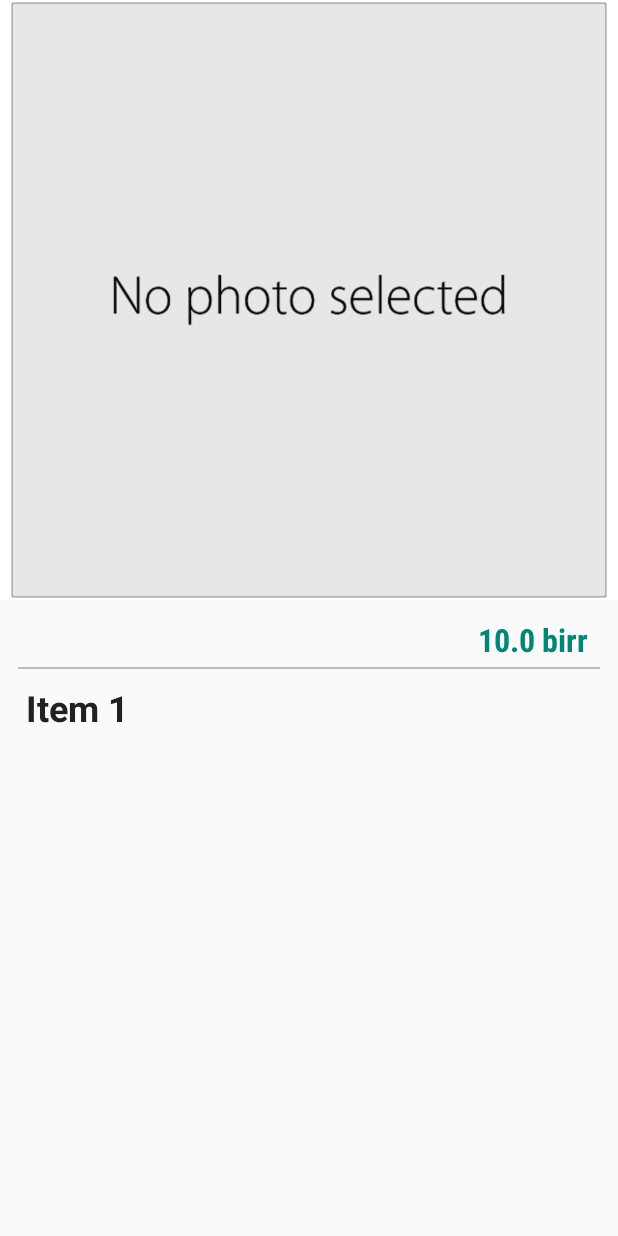
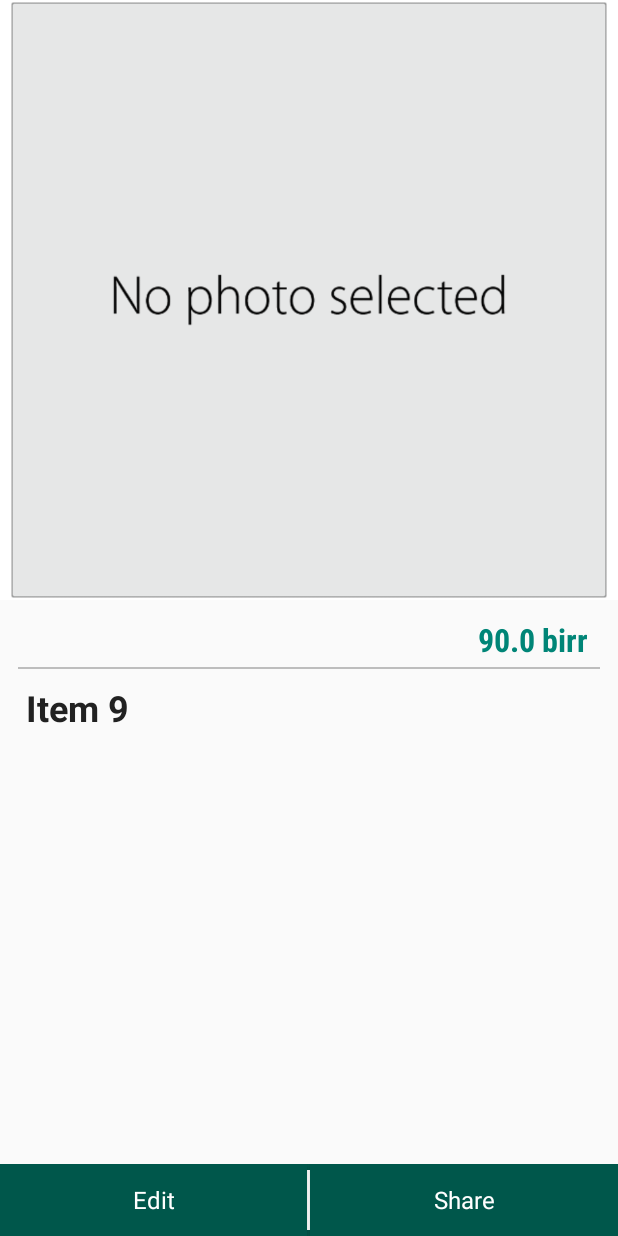
Before and after one commit to YanniTheDeveloper/SmartPriceAnalyzer, an Android app: the SingleItemView screen opened directly, with no data from a screen before it, on a phone screen of 412 x 824 dp. Run offline under Robolectric (Android 15) with nearby library versions, the phone set to English and light mode, and no system bars.

Commit message:
Item modifcations
latest items first on listview
edit and share buttons on single view

```diff
--- a/app/src/main/java/ytd/smartpriceanalyzer/ItemHandler.java
+++ b/app/src/main/java/ytd/smartpriceanalyzer/ItemHandler.java
@@ -3,14 +3,15 @@ package ytd.smartpriceanalyzer;
 import android.util.Log;
 
 import java.util.ArrayList;
+import java.util.LinkedList;
 import java.util.List;
 
 public class ItemHandler {
     private static final String TAG = "ItemHandler";
-    private static ArrayList<Item> items = new ArrayList<>();
+    private static LinkedList<Item> items = new LinkedList<>();
     private static boolean itemSaved = false;
     public static void addItem(Item newItem){
-        items.add(newItem);
+        items.add(0,newItem);
     }
     public static void toggleItemSaved(){
         itemSaved = !itemSaved;
@@ -24,7 +25,7 @@ public class ItemHandler {
     public static int totalItems(){
         return items.size();
     }
-    public static ArrayList<Item> getList(){
+    public static LinkedList<Item> getList(){
         return items;
     }
     public static void removeItem(Item itemToBeRemoved){
--- a/app/src/main/java/ytd/smartpriceanalyzer/SaveItemActivity.java
+++ b/app/src/main/java/ytd/smartpriceanalyzer/SaveItemActivity.java
@@ -35,6 +35,7 @@ public class SaveItemActivity extends AppCompatActivity {
     Bitmap selectedImageBitmap;
     Double price = 0.0;
     Item newItem = new Item();
+    Boolean imageFinished = true;
     @Override
     protected void onCreate(Bundle savedInstanceState) {
         super.onCreate(savedInstanceState);
@@ -84,7 +85,8 @@ public class SaveItemActivity extends AppCompatActivity {
         newItem.setDescription(itemDescriptionEditText.getText().toString());
         new GetBitmapFromUri().execute(selectedImage, null, null);
         ItemHandler.addItem(newItem);
-        if(!ItemHandler.isItemSaved())ItemHandler.toggleItemSaved();
+        while(!ItemHandler.isItemSaved())
+            if(imageFinished)ItemHandler.toggleItemSaved();
     }
     void getPhotoFromGallery(){
         Intent choosePhotoIntent =  new Intent(Intent.ACTION_OPEN_DOCUMENT);
@@ -101,6 +103,7 @@ public class SaveItemActivity extends AppCompatActivity {
             if (data != null) {
                 selectedImage = data.getData();
                 itemPhotoImageView.setImageURI(selectedImage);
+                imageFinished = false;
             }
         }
     }
@@ -114,7 +117,9 @@ public class SaveItemActivity extends AppCompatActivity {
             } catch (IOException e) {
                 e.printStackTrace();
                 newItem.setPhoto(null);
-            }return null;
+            }
+            imageFinished = true;
+            return null;
 
         }
 
--- a/app/src/main/res/layout/activity_single_item_view.xml
+++ b/app/src/main/res/layout/activity_single_item_view.xml
@@ -1,65 +1,110 @@
 <?xml version="1.0" encoding="utf-8"?>
-<ScrollView xmlns:android="http://schemas.android.com/apk/res/android"
+
+<LinearLayout xmlns:android="http://schemas.android.com/apk/res/android"
     xmlns:app="http://schemas.android.com/apk/res-auto"
     xmlns:tools="http://schemas.android.com/tools"
     android:layout_width="match_parent"
     android:layout_height="match_parent"
-    tools:context="ytd.smartpriceanalyzer.SingleItemView">
+    tools:context="ytd.smartpriceanalyzer.SingleItemView"
+    android:orientation="vertical">
+
+    <ScrollView
+        android:layout_width="match_parent"
+        android:layout_height="0dp"
+        android:layout_weight="1">
         <LinearLayout
             android:layout_width="match_parent"
             android:layout_height="wrap_content"
             android:orientation="vertical">
+
             <ImageView
                 android:id="@+id/singleItemPhotoImageView"
                 android:layout_width="match_parent"
                 android:layout_height="400dp"
                 android:layout_gravity="center"
+                android:layout_marginBottom="8dp"
                 android:contentDescription="@string/image_to_upload"
                 android:scaleType="centerCrop"
-            android:layout_marginBottom="8dp"
                 android:src="@drawable/no_photo_selected" />
+
             <TextView
                 android:id="@+id/singleItemPrice"
                 android:layout_width="wrap_content"
                 android:layout_height="match_parent"
-            android:fontFamily="sans-serif-condensed"
                 android:layout_gravity="end"
-            android:textStyle="bold"
-            android:padding="4dp"
                 android:layout_marginEnd="16dp"
                 android:layout_marginRight="16dp"
+                android:fontFamily="sans-serif-condensed"
+                android:padding="4dp"
                 android:textColor="@color/colorPrimary"
-            android:textSize="@dimen/textSizeXXB" />
+                android:textSize="@dimen/textSizeXXB"
+                android:textStyle="bold" />
+
             <View
                 android:layout_width="match_parent"
                 android:layout_height="1dp"
-            android:background="@color/lineDivider"
                 android:layout_marginLeft="12dp"
                 android:layout_marginRight="12dp"
-            android:layout_marginBottom="8dp"></View>
+                android:layout_marginBottom="8dp"
+                android:background="@color/lineDivider"/>
+
             <TextView
                 android:id="@+id/singleItemName"
+                android:layout_width="match_parent"
+                android:layout_height="wrap_content"
+                android:layout_marginLeft="16dp"
+                android:layout_marginRight="16dp"
+                android:layout_marginBottom="2dp"
+                android:padding="1dp"
                 android:textAppearance="?android:textAppearanceMedium"
                 android:textColor="@color/textColor"
-            android:textStyle="bold"
-            android:layout_marginBottom="2dp"
-            android:layout_marginRight="16dp"
-            android:layout_marginLeft="16dp"
-            android:layout_height="wrap_content"
-            android:layout_width="match_parent"
                 android:textSize="@dimen/textSizeXXXB"
-            android:padding="1dp"/>
+                android:textStyle="bold" />
+
             <TextView
                 android:id="@+id/singleItemDescription"
                 android:layout_width="match_parent"
                 android:layout_height="0dp"
+                android:layout_marginLeft="16dp"
+                android:layout_marginRight="16dp"
                 android:layout_weight="1"
                 android:fontFamily="sans-serif-condensed"
-            android:layout_marginRight="16dp"
-            android:layout_marginLeft="16dp"
                 android:padding="2dp"
                 android:textColor="@color/textColorSecond"
                 android:textSize="@dimen/textSizeB" />
-
         </LinearLayout>
     </ScrollView>
+    <LinearLayout
+        android:layout_width="match_parent"
+        android:layout_height="wrap_content"
+        android:background="@color/colorPrimaryDark"
+        android:orientation="horizontal">
+
+        <Button
+            style="?android:attr/buttonBarStyle"
+            android:layout_width="0dp"
+            android:layout_height="wrap_content"
+            android:layout_weight="1"
+            android:background="@color/colorPrimaryDark"
+            android:text="@string/edit"
+            android:textColor="@color/white"
+            android:textSize="@dimen/textSizeB" />
+        <View
+            android:layout_width="2dp"
+            android:layout_height="match_parent"
+            android:background="@color/white"
+            android:layout_marginBottom="4dp"
+            android:layout_marginTop="4dp"
+           />
+
+        <Button
+            style="?android:attr/buttonBarStyle"
+            android:layout_width="0dp"
+            android:layout_height="wrap_content"
+            android:layout_weight="1"
+            android:background="@color/colorPrimaryDark"
+            android:text="@string/share"
+            android:textColor="@color/white"
+            android:textSize="@dimen/textSizeB" />
+    </LinearLayout>
+</LinearLayout>
--- a/app/src/main/res/layout/item_card_view.xml
+++ b/app/src/main/res/layout/item_card_view.xml
@@ -33,7 +33,7 @@
             android:layout_width="1dp"
             android:layout_height="match_parent"
             android:background="@color/lineDivider"
-            android:layout_margin="2dp"></View>
+            android:layout_margin="2dp"/>
         <LinearLayout
             android:layout_width="0dp"
             android:layout_height="match_parent"
--- a/app/src/main/res/values/strings.xml
+++ b/app/src/main/res/values/strings.xml
@@ -25,6 +25,8 @@
     <string name="item_photo">item photo</string>
     <string name="description">Description</string>
     <string name="write_description_here">write description here...</string>
+    <string name="share">Share</string>
+    <string name="edit">Edit</string>
 
 
 </resources>
```
Lines whose indentation alone changed are shown as unchanged.
